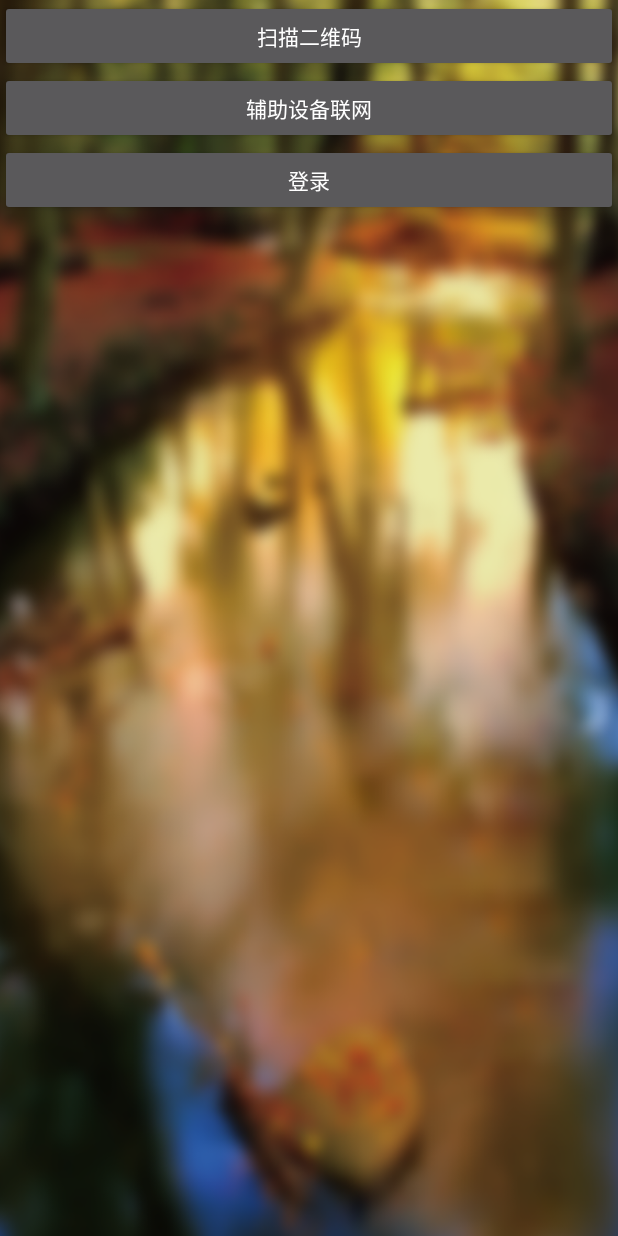
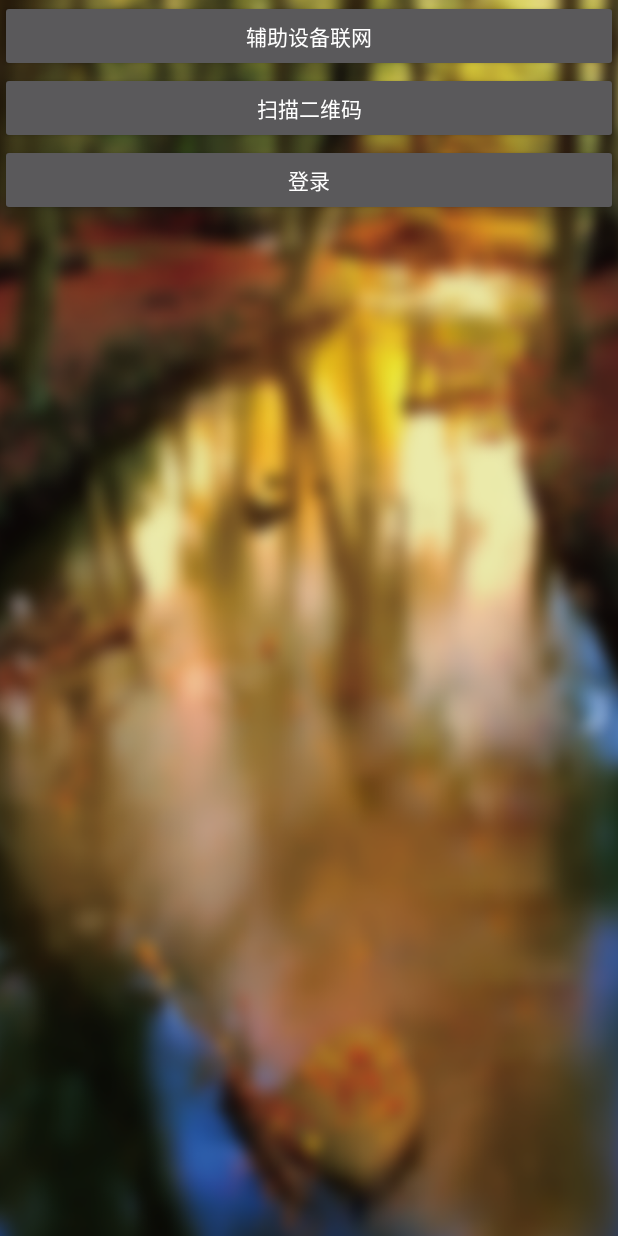
Before and after one commit to lyxsh1995/homefarmProject, an Android app: the layout login.xml on its own in the app's theme, with its tools: preview values and no code run, on a phone screen of 412 x 824 dp. Run offline under Robolectric (Android 15) with nearby library versions, the phone set to English and light mode, and no system bars.

Commit message:
2016/11/21

```diff
--- a/app/src/main/java/hanwenjiaoyu/homefarm/Login.java
+++ b/app/src/main/java/hanwenjiaoyu/homefarm/Login.java
@@ -23,6 +23,7 @@ import android.view.animation.Animation;
 import android.view.animation.AnimationUtils;
 import android.widget.Button;
 import android.widget.LinearLayout;
+import android.widget.ProgressBar;
 import android.widget.Toast;
 
 import java.io.File;
@@ -70,6 +71,8 @@ public class Login extends Activity
                             switch(which){
                                 case Dialog.BUTTON_POSITIVE:
                                     Toast.makeText(getApplicationContext(), "开始下载", Toast.LENGTH_SHORT).show();
+                                    progressBar = (ProgressBar) findViewById(R.id.progressBar);
+                                    progressBar.setVisibility(View.VISIBLE);
                                     xizai();
                                     break;
                                 case Dialog.BUTTON_NEGATIVE:
@@ -102,7 +105,7 @@ public class Login extends Activity
                 //下载进度更新
                 case 1:
                     int progress = msg.arg1;
-//                    mProgressBar.setProgress(progress);
+                    progressBar.setProgress(progress);
                     break;
                 default:
                     break;
@@ -123,6 +126,7 @@ public class Login extends Activity
     };
     private String sdPath;
     private AlertDialog.Builder builder;
+    private ProgressBar progressBar;
 
     @Override
     protected void onCreate(Bundle savedInstanceState)
--- a/app/src/main/res/layout/login.xml
+++ b/app/src/main/res/layout/login.xml
@@ -12,22 +12,30 @@
         android:id="@+id/login_layout">
 
         <Button
+            android:text="辅助设备联网"
+            android:layout_width="match_parent"
+            android:layout_height="wrap_content"
+            android:id="@+id/wifi_button"/>
+
+        <Button
             android:text="扫描二维码"
             android:layout_width="match_parent"
             android:layout_height="wrap_content"
             android:id="@+id/login_button"/>
 
         <Button
-            android:text="辅助设备联网"
-            android:layout_width="match_parent"
-            android:layout_height="wrap_content"
-            android:id="@+id/wifi_button"/>
-
-        <Button
             android:text="登录"
             android:layout_width="match_parent"
             android:layout_height="wrap_content"
             android:id="@+id/denglu"/>
+
+        <ProgressBar
+            style="?android:attr/progressBarStyleHorizontal"
+            android:layout_width="match_parent"
+            android:layout_height="wrap_content"
+            android:id="@+id/progressBar"
+            android:visibility="invisible"/>
+
     </LinearLayout>
 
 </LinearLayout>
```
